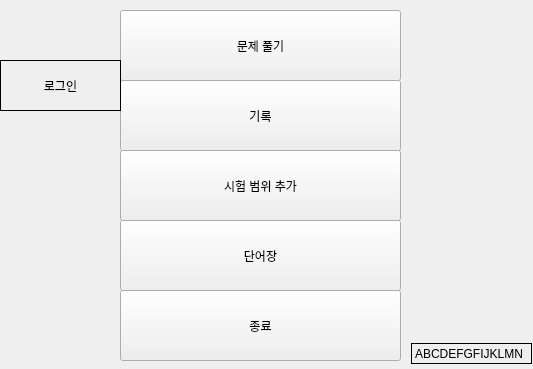
First picture: the form in word_test_project/UI_save/main.ui, repository gomtings/JeoninHighSchool, before the edit.
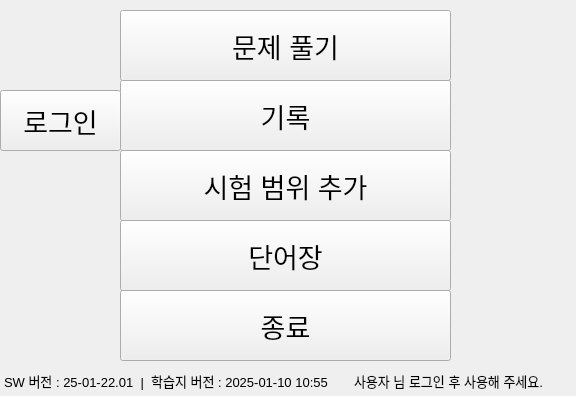
Second picture: the form after the edit.

```diff
--- a/word_test_project/UI_save/main.ui
+++ b/word_test_project/UI_save/main.ui
@@ -6,8 +6,8 @@
    <rect>
     <x>0</x>
     <y>0</y>
-    <width>533</width>
-    <height>369</height>
+    <width>576</width>
+    <height>396</height>
    </rect>
   </property>
   <property name="windowTitle">
@@ -18,10 +18,15 @@
     <rect>
      <x>120</x>
      <y>10</y>
-     <width>281</width>
+     <width>331</width>
      <height>71</height>
     </rect>
    </property>
+   <property name="font">
+    <font>
+     <pointsize>20</pointsize>
+    </font>
+   </property>
    <property name="text">
     <string>문제 풀기</string>
    </property>
@@ -31,10 +36,15 @@
     <rect>
      <x>120</x>
      <y>80</y>
-     <width>281</width>
+     <width>331</width>
      <height>71</height>
     </rect>
    </property>
+   <property name="font">
+    <font>
+     <pointsize>20</pointsize>
+    </font>
+   </property>
    <property name="text">
     <string>기록</string>
    </property>
@@ -44,10 +54,15 @@
     <rect>
      <x>120</x>
      <y>290</y>
-     <width>281</width>
+     <width>331</width>
      <height>71</height>
     </rect>
    </property>
+   <property name="font">
+    <font>
+     <pointsize>20</pointsize>
+    </font>
+   </property>
    <property name="text">
     <string>종료</string>
    </property>
@@ -57,10 +72,15 @@
     <rect>
      <x>120</x>
      <y>150</y>
-     <width>281</width>
+     <width>331</width>
      <height>71</height>
     </rect>
    </property>
+   <property name="font">
+    <font>
+     <pointsize>20</pointsize>
+    </font>
+   </property>
    <property name="text">
     <string>시험 범위 추가</string>
    </property>
@@ -70,10 +90,15 @@
     <rect>
      <x>120</x>
      <y>220</y>
-     <width>281</width>
+     <width>331</width>
      <height>71</height>
     </rect>
    </property>
+   <property name="font">
+    <font>
+     <pointsize>20</pointsize>
+    </font>
+   </property>
    <property name="text">
     <string>단어장</string>
    </property>
@@ -82,17 +107,18 @@
    <property name="geometry">
     <rect>
      <x>0</x>
-     <y>60</y>
+     <y>90</y>
      <width>121</width>
-     <height>51</height>
+     <height>61</height>
     </rect>
    </property>
+   <property name="font">
+    <font>
+     <pointsize>20</pointsize>
+    </font>
+   </property>
    <property name="styleSheet">
-    <string notr="true">QPushButton {
-    border: 1px solid black;
-    background-color: rgba(255, 255, 255, 0); /* 투명한 배경색 */
-}
-</string>
+    <string notr="true"/>
    </property>
    <property name="text">
     <string>로그인</string>
@@ -101,17 +127,69 @@
   <widget class="QLabel" name="info">
    <property name="geometry">
     <rect>
-     <x>411</x>
-     <y>343</y>
+     <x>350</x>
+     <y>370</y>
+     <width>221</width>
+     <height>21</height>
+    </rect>
+   </property>
+   <property name="font">
+    <font>
+     <pointsize>10</pointsize>
+    </font>
+   </property>
+   <property name="styleSheet">
+    <string notr="true">QLabel { 
+    border: 1px solid rgba(0, 0, 0, 0); 
+}
+</string>
+   </property>
+   <property name="text">
+    <string>사용자 님 로그인 후 사용해 주세요.</string>
+   </property>
+  </widget>
+  <widget class="QLabel" name="version">
+   <property name="geometry">
+    <rect>
+     <x>0</x>
+     <y>370</y>
+     <width>351</width>
+     <height>21</height>
+    </rect>
+   </property>
+   <property name="font">
+    <font>
+     <pointsize>10</pointsize>
+    </font>
+   </property>
+   <property name="styleSheet">
+    <string notr="true">QLabel { 
+    border: 1px solid rgba(0, 0, 0, 0); 
+}
+</string>
+   </property>
+   <property name="text">
+    <string>SW 버전 : 25-01-22.01  |  학습지 버전 : 2025-01-10 10:55</string>
+   </property>
+  </widget>
+  <widget class="QPushButton" name="Manager_btn">
+   <property name="geometry">
+    <rect>
+     <x>0</x>
+     <y>160</y>
      <width>121</width>
-     <height>21</height>
+     <height>61</height>
     </rect>
    </property>
    <property name="styleSheet">
-    <string notr="true">QLabel { border: 1px solid black; }</string>
+    <string notr="true">QPushButton {
+    border: none; /* Remove border */
+    background-color: rgba(0, 0, 0, 0); /* Completely transparent background */
+}
+</string>
    </property>
    <property name="text">
-    <string>ABCDEFGFIJKLMN</string>
+    <string/>
    </property>
   </widget>
  </widget>
```
Left out of the diff: 5 changed lines with no effect on the pictures.
